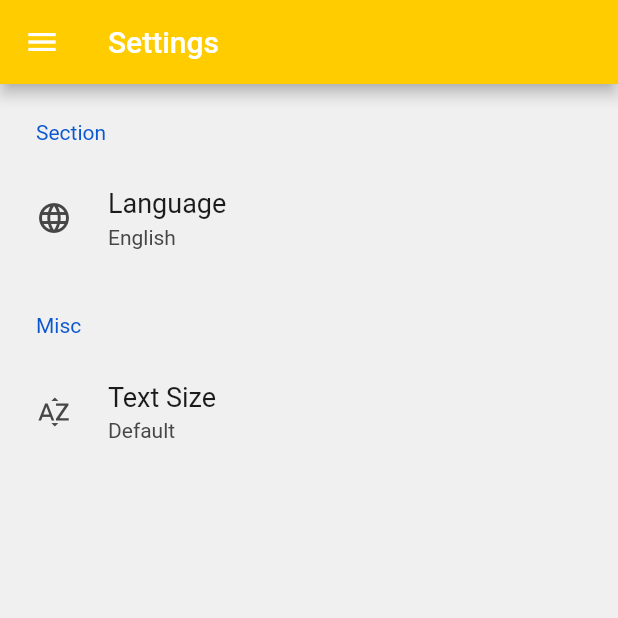
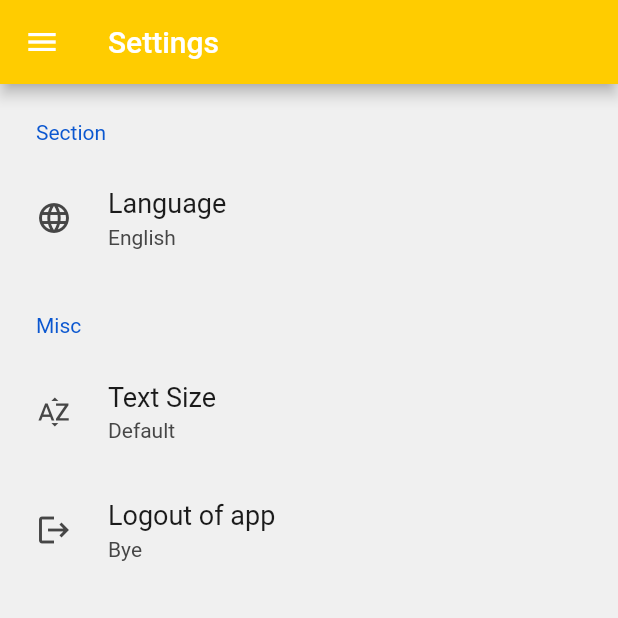
Before and after one commit to MathewTWilliams/RowanParkingApp, a Flutter app: the NavWidget screen opened directly, in the side drawer, after a tap on "Settings", on a phone screen of 412 x 824 dp, the top half of it. Run offline on Flutter 3.47's test engine with Material 2 defaults, Android fonts, the phone set to English and light mode, and no system bars; drawn by our look-alikes of settings_ui; our stand-ins replace flutter_secure_storage; missing offline and left inert: flutter_appauth; accounts and stored records are empty; network calls fail.

Commit message:
Update settings_widget.dart

```diff
--- a/rowan_parking_app/lib/content_widgets/settings_widget.dart
+++ b/rowan_parking_app/lib/content_widgets/settings_widget.dart
@@ -1,7 +1,11 @@
+import 'dart:io';
+
 import 'package:flutter/material.dart';
 import 'package:flutter/cupertino.dart';
 import 'package:settings_ui/settings_ui.dart';
-import 'package:shared_preferences_settings/shared_preferences_settings.dart';
+//import 'package:shared_preferences_settings/shared_preferences_settings.dart';
+
+import '../main.dart';
 
 bool darkModeToggled = false;
 bool value = false;
@@ -10,12 +14,16 @@ class SettingsWidget extends StatefulWidget {
 
   SettingsWidget({Key? key}) : super(key: key) {}
 
+
   @override
   State<StatefulWidget> createState() => SettingsWidgetState();
 }
 
 class SettingsWidgetState extends State<SettingsWidget> {
   static const darkModeKey = 'dark-mode';
+  bool isBusy = false;
+  bool isLoggedIn = true;
+
   @override
   Widget build(BuildContext context) => SettingsList(
     sections: [
@@ -45,11 +53,30 @@ class SettingsWidgetState extends State<SettingsWidget> {
               subtitle: 'Default',
               leading: Icon(Icons.sort_by_alpha),
               onPressed: (BuildContext context) {},
-            )
+            ),
+            SettingsTile(
+              title: 'Logout of app' ,
+              subtitle: 'Bye',
+              leading: Icon(Icons.logout),
+              onPressed: (BuildContext context) {() async {
+                //await logoutAction(); //Not working yet
+              };
+              //put in the navigation pop thing here
+              },
+          )
         ],
       )
     ]
   );
+
+  Future<void> logoutAction() async {
+    await secureStorage.delete(key: 'refresh_token');
+    setState(() {
+      isLoggedIn = false;
+      isBusy = false;
+    });
+  }
+
 }
 
 // admin panel icon thing: admin_panel_settings
```
